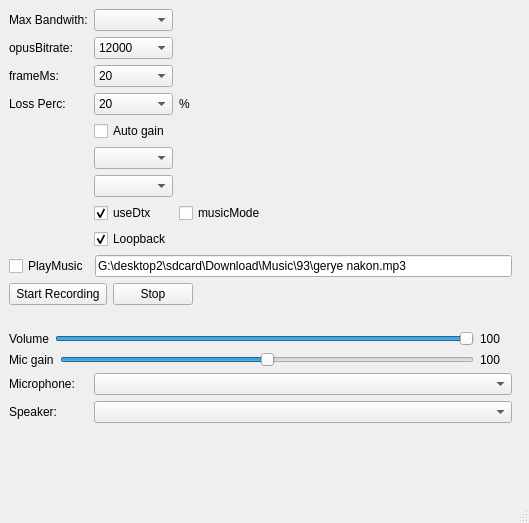
First picture: the form in mainwindow.ui, repository crazyfull/AudioStreamer, before the edit.
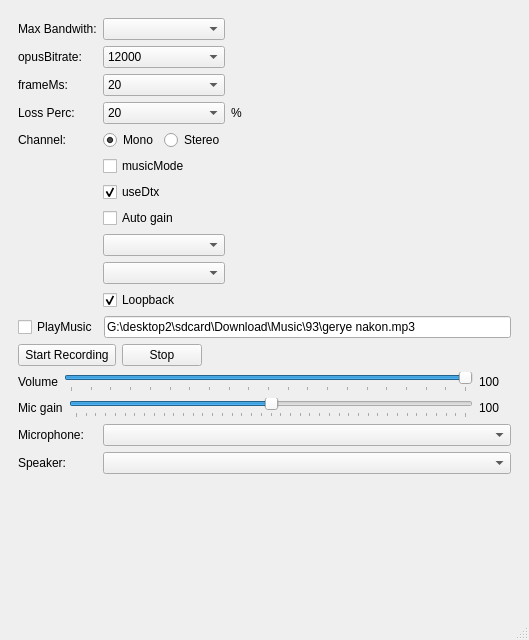
Second picture: the form after the edit.

What changed in the file:
```diff
--- a/mainwindow.ui
+++ b/mainwindow.ui
@@ -7,22 +7,16 @@
     <x>0</x>
     <y>0</y>
     <width>529</width>
-    <height>523</height>
+    <height>640</height>
    </rect>
   </property>
   <property name="windowTitle">
    <string>RavAva Example</string>
   </property>
   <widget class="QWidget" name="centralwidget">
+   <layout class="QVBoxLayout" name="verticalLayout">
+    <item>
    <widget class="QFrame" name="frame">
-    <property name="geometry">
-     <rect>
-      <x>0</x>
-      <y>0</y>
-      <width>521</width>
-      <height>501</height>
-     </rect>
-    </property>
     <property name="frameShape">
      <enum>QFrame::NoFrame</enum>
     </property>
@@ -30,12 +24,45 @@
      <enum>QFrame::Raised</enum>
     </property>
     <layout class="QGridLayout" name="gridLayout">
-     <item row="5" column="1">
-      <widget class="QComboBox" name="noise_comboBox">
-       <property name="toolTip">
-        <string>Noise suppression on the microphone (webrtc). Applied on Start.</string>
-       </property>
-      </widget>
+       <item row="13" column="0" colspan="3">
+        <layout class="QHBoxLayout" name="horizontalLayout">
+         <property name="leftMargin">
+          <number>0</number>
+         </property>
+         <property name="bottomMargin">
+          <number>0</number>
+         </property>
+         <item>
+          <widget class="QPushButton" name="btnStartRecording">
+           <property name="text">
+            <string> Start Recording </string>
+           </property>
+          </widget>
+         </item>
+         <item>
+          <widget class="QPushButton" name="btnStopRecording">
+           <property name="text">
+            <string>Stop</string>
+           </property>
+          </widget>
+         </item>
+         <item>
+          <spacer name="horizontalSpacer_2">
+           <property name="orientation">
+            <enum>Qt::Horizontal</enum>
+           </property>
+           <property name="sizeType">
+            <enum>QSizePolicy::Expanding</enum>
+           </property>
+           <property name="sizeHint" stdset="0">
+            <size>
+             <width>40</width>
+             <height>20</height>
+            </size>
+           </property>
+          </spacer>
+         </item>
+        </layout>
      </item>
      <item row="0" column="1">
       <widget class="QComboBox" name="BandWith_comboBox">
@@ -44,56 +71,116 @@
        </property>
       </widget>
      </item>
+       <item row="2" column="1">
+        <widget class="QComboBox" name="frameMS_comboBox">
+         <property name="currentText">
+          <string>20</string>
+         </property>
+         <property name="currentIndex">
+          <number>1</number>
+         </property>
+         <item>
+          <property name="text">
+           <string>10</string>
+          </property>
+         </item>
+         <item>
+          <property name="text">
+           <string>20</string>
+          </property>
+         </item>
+         <item>
+          <property name="text">
+           <string>40</string>
+          </property>
+         </item>
+         <item>
+          <property name="text">
+           <string>60</string>
+          </property>
+         </item>
+         <item>
+          <property name="text">
+           <string>80</string>
+          </property>
+         </item>
+         <item>
+          <property name="text">
+           <string>100</string>
+          </property>
+         </item>
+         <item>
+          <property name="text">
+           <string>120</string>
+          </property>
+         </item>
+        </widget>
+       </item>
+       <item row="7" column="1">
+        <widget class="QCheckBox" name="autoGain_checkBox">
+         <property name="toolTip">
+          <string>Automatic mic level + limiter (webrtc AGC2)</string>
+         </property>
+         <property name="text">
+          <string>Auto gain</string>
+         </property>
+        </widget>
+       </item>
+       <item row="3" column="2">
+        <widget class="QLabel" name="label_4">
+         <property name="text">
+          <string>%</string>
+         </property>
+        </widget>
+       </item>
      <item row="12" column="0" colspan="3">
-      <layout class="QHBoxLayout" name="horizontalLayout_volume">
+        <layout class="QHBoxLayout" name="horizontalLayout_2">
        <item>
-        <widget class="QLabel" name="label_volume">
+          <widget class="QCheckBox" name="playMusic_checkBox">
          <property name="text">
-          <string>Volume</string>
+            <string>PlayMusic</string>
          </property>
         </widget>
        </item>
        <item>
-        <widget class="QSlider" name="VolumeSlider">
-         <property name="toolTip">
-          <string>Volume of the received audio (0..100)</string>
-         </property>
-         <property name="minimum">
-          <number>0</number>
+          <widget class="QLineEdit" name="txtMusicPath">
+           <property name="text">
+            <string>G:\desktop2\sdcard\Download\Music\93\gerye nakon.mp3</string>
+           </property>
+          </widget>
+         </item>
+        </layout>
+       </item>
+       <item row="18" column="0">
+        <widget class="QLabel" name="label_outputDevice">
+         <property name="text">
+          <string>Speaker:</string>
          </property>
-         <property name="maximum">
-          <number>100</number>
-         </property>
-         <property name="value">
-          <number>100</number>
-         </property>
+        </widget>
+       </item>
+       <item row="20" column="0">
+        <spacer name="verticalSpacer">
          <property name="orientation">
-          <enum>Qt::Horizontal</enum>
+          <enum>Qt::Vertical</enum>
          </property>
-        </widget>
-       </item>
-       <item>
-        <widget class="QLabel" name="label_volumeValue">
-         <property name="minimumSize">
+         <property name="sizeHint" stdset="0">
           <size>
-           <width>32</width>
-           <height>0</height>
+           <width>20</width>
+           <height>40</height>
           </size>
          </property>
-         <property name="text">
-          <string>100</string>
-         </property>
-        </widget>
+        </spacer>
        </item>
-      </layout>
-     </item>
-     <item row="13" column="0" colspan="3">
+       <item row="16" column="0" colspan="3">
       <layout class="QHBoxLayout" name="horizontalLayout_micGain">
        <item>
         <widget class="QLabel" name="label_micGain">
          <property name="text">
           <string>Mic gain</string>
          </property>
+           <property name="margin">
+            <number>10</number>
+           </property>
         </widget>
        </item>
        <item>
@@ -113,6 +200,12 @@
          <property name="orientation">
           <enum>Qt::Horizontal</enum>
          </property>
+           <property name="tickPosition">
+            <enum>QSlider::TicksBelow</enum>
+           </property>
+           <property name="tickInterval">
+            <number>5</number>
+           </property>
         </widget>
        </item>
        <item>
@@ -130,114 +223,51 @@
        </item>
       </layout>
      </item>
-     <item row="14" column="0">
+       <item row="2" column="2">
+        <spacer name="horizontalSpacer">
+         <property name="orientation">
+          <enum>Qt::Horizontal</enum>
+         </property>
+         <property name="sizeHint" stdset="0">
+          <size>
+           <width>40</width>
+           <height>20</height>
+          </size>
+         </property>
+        </spacer>
+       </item>
+       <item row="2" column="0">
+        <widget class="QLabel" name="label_2">
+         <property name="text">
+          <string>frameMs:</string>
+         </property>
+        </widget>
+       </item>
+       <item row="17" column="0">
       <widget class="QLabel" name="label_inputDevice">
        <property name="text">
         <string>Microphone:</string>
        </property>
       </widget>
      </item>
-     <item row="14" column="1" colspan="2">
+       <item row="17" column="1" colspan="2">
       <widget class="QComboBox" name="inputDevice_comboBox">
        <property name="toolTip">
         <string>Recording device (applied on Start)</string>
        </property>
       </widget>
      </item>
-     <item row="15" column="0">
-      <widget class="QLabel" name="label_outputDevice">
-       <property name="text">
-        <string>Speaker:</string>
-       </property>
-      </widget>
-     </item>
-     <item row="15" column="1" colspan="2">
-      <widget class="QComboBox" name="outputDevice_comboBox">
+       <item row="9" column="1">
+        <widget class="QComboBox" name="echoLevel_comboBox">
        <property name="toolTip">
         <string>Playback device (applied on Start)</string>
        </property>
       </widget>
      </item>
-     <item row="16" column="0">
-      <spacer name="verticalSpacer">
-       <property name="orientation">
-        <enum>Qt::Vertical</enum>
-       </property>
-       <property name="sizeHint" stdset="0">
-        <size>
-         <width>20</width>
-         <height>40</height>
-        </size>
-       </property>
-      </spacer>
-     </item>
-     <item row="4" column="1">
-      <widget class="QCheckBox" name="autoGain_checkBox">
-       <property name="toolTip">
-        <string>Automatic mic level + limiter (webrtc AGC2)</string>
-       </property>
+       <item row="11" column="1">
+        <widget class="QCheckBox" name="LoopBack_checkBox">
        <property name="text">
-        <string>Auto gain</string>
-       </property>
-      </widget>
-     </item>
-     <item row="10" column="0" colspan="3">
-      <layout class="QHBoxLayout" name="horizontalLayout">
-       <property name="leftMargin">
-        <number>0</number>
-       </property>
-       <property name="bottomMargin">
-        <number>0</number>
-       </property>
-       <item>
-        <widget class="QPushButton" name="btnStartRecording">
-         <property name="text">
-          <string> Start Recording </string>
-         </property>
-        </widget>
-       </item>
-       <item>
-        <widget class="QPushButton" name="btnStopRecording">
-         <property name="text">
-          <string>Stop</string>
-         </property>
-        </widget>
-       </item>
-       <item>
-        <spacer name="horizontalSpacer_2">
-         <property name="orientation">
-          <enum>Qt::Horizontal</enum>
-         </property>
-         <property name="sizeType">
-          <enum>QSizePolicy::Expanding</enum>
-         </property>
-         <property name="sizeHint" stdset="0">
-          <size>
-           <width>40</width>
-           <height>20</height>
-          </size>
-         </property>
-        </spacer>
-       </item>
-      </layout>
-     </item>
-     <item row="7" column="2">
-      <widget class="QCheckBox" name="musicMode_checkBox">
-       <property name="toolTip">
-        <string>Music mode: Opus is tuned for music (full bandwidth, fine treble) instead of speech. Channels, bitrate and frame size stay as set.</string>
-       </property>
-       <property name="text">
-        <string>musicMode</string>
-       </property>
-       <property name="checked">
-        <bool>false</bool>
-       </property>
-      </widget>
-     </item>
-     <item row="7" column="1">
-      <widget class="QCheckBox" name="useDtx_checkBox">
-       <property name="text">
-        <string>useDtx</string>
+          <string>Loopback</string>
        </property>
        <property name="checked">
         <bool>true</bool>
@@ -315,6 +345,33 @@
        </item>
       </widget>
      </item>
+       <item row="18" column="1" colspan="2">
+        <widget class="QComboBox" name="outputDevice_comboBox">
+         <property name="toolTip">
+          <string>Playback device (applied on Start)</string>
+         </property>
+        </widget>
+       </item>
+       <item row="5" column="1">
+        <widget class="QCheckBox" name="musicMode_checkBox">
+         <property name="toolTip">
+          <string>Music mode: Opus is tuned for music (full bandwidth, fine treble) instead of speech. Channels, bitrate and frame size stay as set.</string>
+         </property>
+         <property name="text">
+          <string>musicMode</string>
+         </property>
+         <property name="checked">
+          <bool>false</bool>
+         </property>
+        </widget>
+       </item>
+       <item row="1" column="0">
+        <widget class="QLabel" name="label">
+         <property name="text">
+          <string>opusBitrate:</string>
+         </property>
+        </widget>
+       </item>
      <item row="3" column="0">
       <widget class="QLabel" name="label_3">
        <property name="text">
@@ -322,10 +379,106 @@
        </property>
       </widget>
      </item>
-     <item row="3" column="2">
-      <widget class="QLabel" name="label_4">
+       <item row="8" column="1">
+        <widget class="QComboBox" name="noise_comboBox">
+         <property name="toolTip">
+          <string>Noise suppression on the microphone (webrtc). Applied on Start.</string>
+         </property>
+        </widget>
+       </item>
+       <item row="4" column="1">
+        <layout class="QHBoxLayout" name="horizontalLayout_3">
+         <item>
+          <widget class="QRadioButton" name="radioButton_mono">
        <property name="text">
-        <string>%</string>
+            <string>Mono</string>
+           </property>
+           <property name="checked">
+            <bool>true</bool>
+           </property>
+          </widget>
+         </item>
+         <item>
+          <widget class="QRadioButton" name="radioButton_Stereo">
+           <property name="text">
+            <string>Stereo</string>
+           </property>
+          </widget>
+         </item>
+        </layout>
+       </item>
+       <item row="15" column="0" colspan="3">
+        <layout class="QHBoxLayout" name="horizontalLayout_volume">
+         <item>
+          <widget class="QLabel" name="label_volume">
+           <property name="text">
+            <string>Volume</string>
+           </property>
+           <property name="margin">
+            <number>10</number>
+           </property>
+          </widget>
+         </item>
+         <item>
+          <widget class="QSlider" name="VolumeSlider">
+           <property name="toolTip">
+            <string>Volume of the received audio (0..100)</string>
+           </property>
+           <property name="minimum">
+            <number>0</number>
+           </property>
+           <property name="maximum">
+            <number>100</number>
+           </property>
+           <property name="value">
+            <number>100</number>
+           </property>
+           <property name="orientation">
+            <enum>Qt::Horizontal</enum>
+           </property>
+           <property name="tickPosition">
+            <enum>QSlider::TicksBelow</enum>
+           </property>
+           <property name="tickInterval">
+            <number>5</number>
+           </property>
+          </widget>
+         </item>
+         <item>
+          <widget class="QLabel" name="label_volumeValue">
+           <property name="minimumSize">
+            <size>
+             <width>32</width>
+             <height>0</height>
+            </size>
+           </property>
+           <property name="text">
+            <string>100</string>
+           </property>
+          </widget>
+         </item>
+        </layout>
+       </item>
+       <item row="6" column="1">
+        <widget class="QCheckBox" name="useDtx_checkBox">
+         <property name="text">
+          <string>useDtx</string>
+         </property>
+         <property name="checked">
+          <bool>true</bool>
+         </property>
+         <property name="autoRepeat">
+          <bool>false</bool>
+         </property>
+         <property name="autoExclusive">
+          <bool>false</bool>
+         </property>
+        </widget>
+       </item>
+       <item row="0" column="0">
+        <widget class="QLabel" name="label_5">
+         <property name="text">
+          <string>Max Bandwith:</string>
        </property>
       </widget>
      </item>
@@ -376,127 +529,7 @@
        </item>
       </widget>
      </item>
-     <item row="0" column="0">
-      <widget class="QLabel" name="label_5">
-       <property name="text">
-        <string>Max Bandwith:</string>
-       </property>
-      </widget>
-     </item>
-     <item row="6" column="1">
-      <widget class="QComboBox" name="echoLevel_comboBox">
-       <property name="toolTip">
-        <string>Higher = your voice is cut less while the speaker plays (more echo may pass). Applied on Start.</string>
-       </property>
-      </widget>
-     </item>
-     <item row="2" column="0">
-      <widget class="QLabel" name="label_2">
-       <property name="text">
-        <string>frameMs:</string>
-       </property>
-      </widget>
-     </item>
-     <item row="8" column="1">
-      <widget class="QCheckBox" name="LoopBack_checkBox">
-       <property name="text">
-        <string>Loopback</string>
-       </property>
-       <property name="checked">
-        <bool>true</bool>
-       </property>
-       <property name="autoRepeat">
-        <bool>false</bool>
-       </property>
-       <property name="autoExclusive">
-        <bool>false</bool>
-       </property>
-      </widget>
-     </item>
-     <item row="2" column="1">
-      <widget class="QComboBox" name="frameMS_comboBox">
-       <property name="currentText">
-        <string>20</string>
-       </property>
-       <property name="currentIndex">
-        <number>1</number>
-       </property>
-       <item>
-        <property name="text">
-         <string>10</string>
-        </property>
-       </item>
-       <item>
-        <property name="text">
-         <string>20</string>
-        </property>
-       </item>
-       <item>
-        <property name="text">
-         <string>40</string>
-        </property>
-       </item>
-       <item>
-        <property name="text">
-         <string>60</string>
-        </property>
-       </item>
-       <item>
-        <property name="text">
-         <string>80</string>
-        </property>
-       </item>
-       <item>
-        <property name="text">
-         <string>100</string>
-        </property>
-       </item>
-       <item>
-        <property name="text">
-         <string>120</string>
-        </property>
-       </item>
-      </widget>
-     </item>
-     <item row="1" column="0">
-      <widget class="QLabel" name="label">
-       <property name="text">
-        <string>opusBitrate:</string>
-       </property>
-      </widget>
-     </item>
-     <item row="2" column="2">
-      <spacer name="horizontalSpacer">
-       <property name="orientation">
-        <enum>Qt::Horizontal</enum>
-       </property>
-       <property name="sizeHint" stdset="0">
-        <size>
-         <width>40</width>
-         <height>20</height>
-        </size>
-       </property>
-      </spacer>
-     </item>
-     <item row="9" column="0" colspan="3">
-      <layout class="QHBoxLayout" name="horizontalLayout_2">
-       <item>
-        <widget class="QCheckBox" name="playMusic_checkBox">
-         <property name="text">
-          <string>PlayMusic</string>
-         </property>
-        </widget>
-       </item>
-       <item>
-        <widget class="QLineEdit" name="txtMusicPath">
-         <property name="text">
-          <string>G:\desktop2\sdcard\Download\Music\93\gerye nakon.mp3</string>
-         </property>
-        </widget>
-       </item>
-      </layout>
-     </item>
-     <item row="11" column="0" colspan="3">
+       <item row="19" column="0" colspan="3">
       <layout class="QHBoxLayout" name="horizontalLayout_logs">
        <property name="leftMargin">
         <number>10</number>
@@ -512,8 +545,17 @@
        </property>
       </layout>
      </item>
-    </layout>
-   </widget>
+       <item row="4" column="0">
+        <widget class="QLabel" name="label_6">
+         <property name="text">
+          <string>Channel:</string>
+         </property>
+        </widget>
+       </item>
+      </layout>
+     </widget>
+    </item>
+   </layout>
   </widget>
   <widget class="QStatusBar" name="statusbar"/>
  </widget>
```
Left out of the diff: 2 changed lines with no effect on the pictures. Lines whose indentation alone changed are shown as unchanged.
